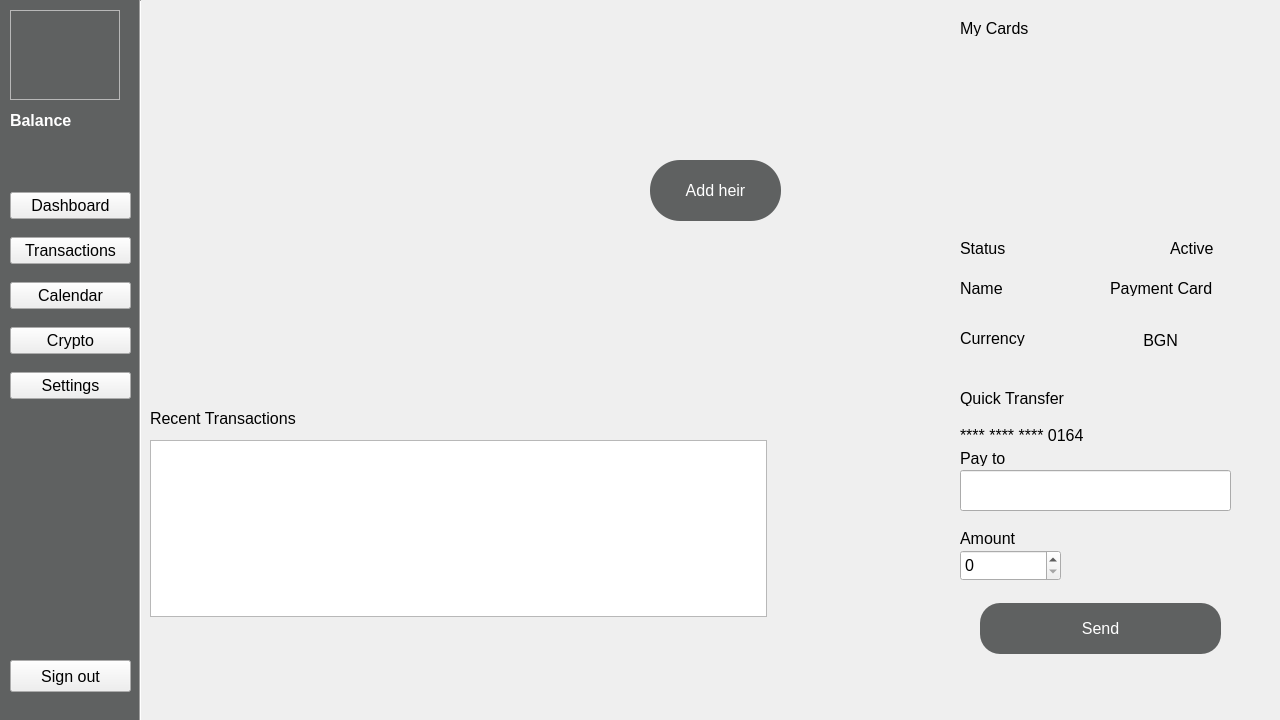
Old version of the form forms/mainwindow.ui in the repository IVAndreev21/YRT.
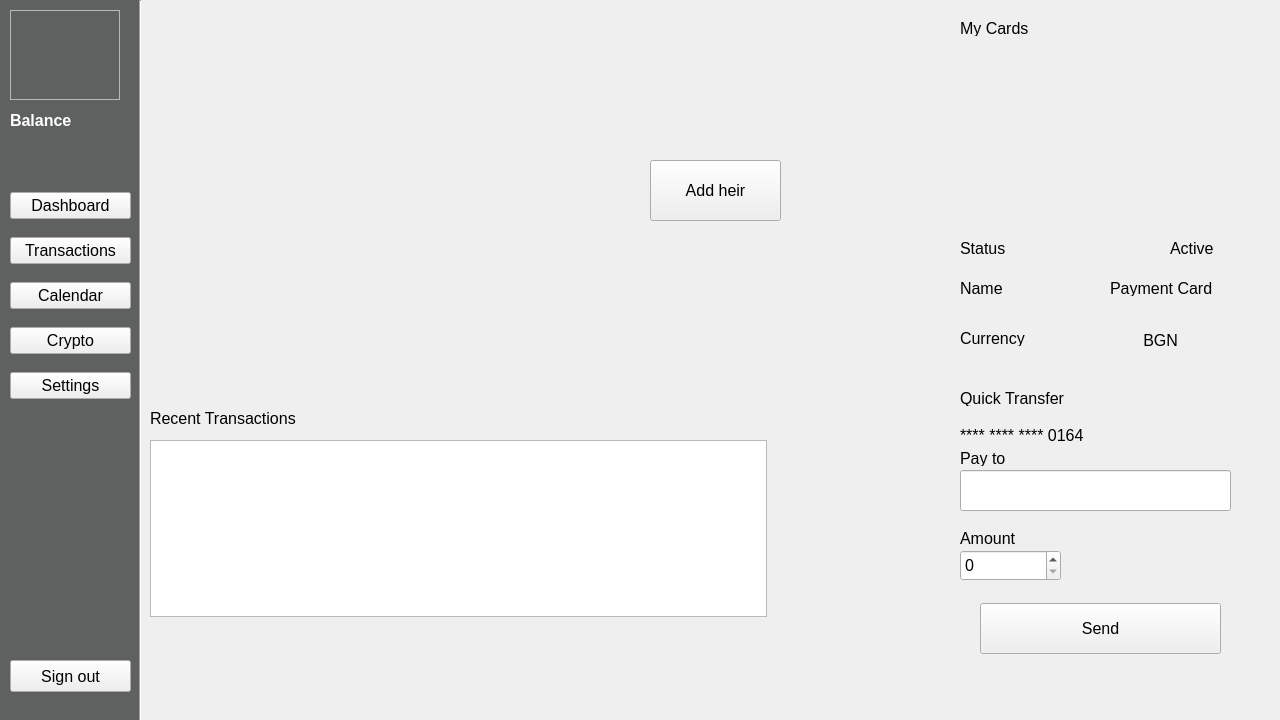
New version of the form. The open tabs and pages were chosen to show the change. Icons and pictures are not drawn.

```diff
--- a/forms/mainwindow.ui
+++ b/forms/mainwindow.ui
@@ -613,12 +613,15 @@
      <property name="styleSheet">
       <string notr="true">QPushButton{
 background-color: rgb(95, 97, 97);
-border-radius:20px
+border-radius:20px;
+ color:white;
 }
-QPushButton
+
+QPushButton:hover
 {
-   color:white;
-}
+   background-color:white;
+  color:black;
+};
 </string>
      </property>
      <property name="text">
@@ -666,16 +669,15 @@
      <property name="styleSheet">
       <string notr="true">QPushButton{
 background-color: rgb(95, 97, 97);
-border-radius:30px
+border-radius:30px;
+ color:white;
 }
-QPushButton
-{
-   color:white;
-}
+
 QPushButton:hover
 {
-  background-color: rgb(75, 77, 77);
-}
+   background-color:white;
+  color:black;
+};
 </string>
      </property>
      <property name="text">
@@ -801,15 +803,15 @@
       <rect>
        <x>0</x>
        <y>10</y>
-       <width>751</width>
-       <height>481</height>
+       <width>1061</width>
+       <height>711</height>
       </rect>
      </property>
      <property name="styleSheet">
       <string notr="true"/>
      </property>
      <property name="currentIndex">
-      <number>2</number>
+      <number>1</number>
      </property>
      <widget class="QWidget" name="tab">
       <property name="enabled">
```
